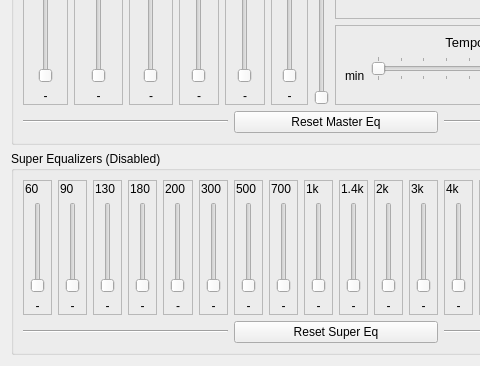
Before: the Qt Designer form equalizer.ui in keshavbhatt/olivia, drawn with Qt 5; both pictures show x 0 to 480 and y 127 to 493 of the 672 by 493 pixel window.
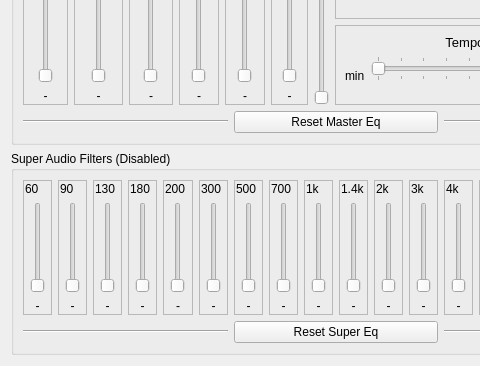
After: the same form once the commit is applied. Icons and pictures are not drawn.

Commit message: More optimized equalizers.

Diff of the .ui file:
```diff
--- a/equalizer.ui
+++ b/equalizer.ui
@@ -656,7 +656,7 @@
    <item>
     <widget class="QGroupBox" name="groupBox_2">
      <property name="title">
-      <string>Super Equalizers (Disabled)</string>
+      <string>Super Audio Filters (Disabled)</string>
      </property>
      <layout class="QVBoxLayout" name="verticalLayout_28">
       <item>
```
The commit also changes 2 other files.
